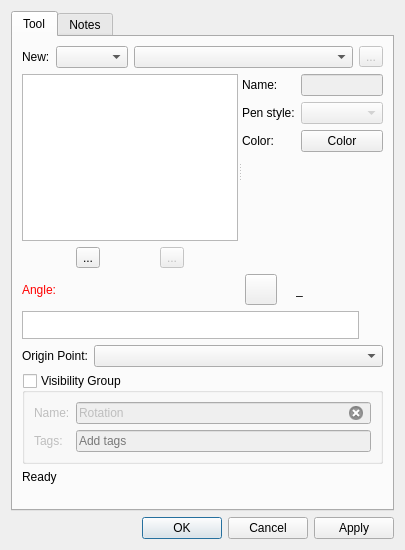
First picture: the form in src/libs/vtools/dialogs/tools/dialogrotation.ui, repository equinox-patterns/Ostara, before the edit.
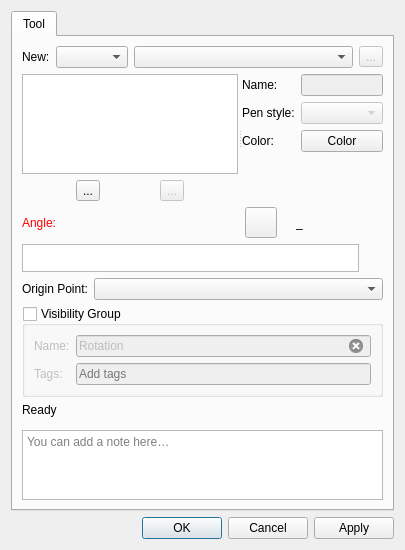
Second picture: the form after the edit. Icons and pictures are not drawn. Custom widgets are drawn as their Qt base class.

Commit message: Dialog tools : notes → Tool, onglet Point, base point retiré

Diff of the .ui file:
```diff
--- a/src/libs/vtools/dialogs/tools/dialogrotation.ui
+++ b/src/libs/vtools/dialogs/tools/dialogrotation.ui
@@ -445,27 +445,43 @@
         </widget>
        </item>
        <item>
-        <spacer name="verticalSpacer">
-         <property name="orientation">
-          <enum>Qt::Orientation::Vertical</enum>
+        <layout class="QHBoxLayout" name="notesSeparatorLayout">
+         <property name="leftMargin">
+          <number>33</number>
          </property>
-         <property name="sizeHint" stdset="0">
-          <size>
-           <width>20</width>
-           <height>40</height>
-          </size>
+         <property name="rightMargin">
+          <number>33</number>
          </property>
-        </spacer>
+         <item>
+          <widget class="QFrame" name="notesSeparator">
+           <property name="minimumSize">
+            <size>
+             <width>0</width>
+             <height>1</height>
+            </size>
+           </property>
+           <property name="maximumSize">
+            <size>
+             <width>16777215</width>
+             <height>1</height>
+            </size>
+           </property>
+          </widget>
+         </item>
+        </layout>
        </item>
-      </layout>
-     </widget>
-     <widget class="QWidget" name="tab_2">
-      <attribute name="title">
-       <string>Notes</string>
-      </attribute>
-      <layout class="QVBoxLayout" name="verticalLayout_3">
        <item>
-        <widget class="QPlainTextEdit" name="plainTextEditToolNotes"/>
+        <widget class="QPlainTextEdit" name="plainTextEditToolNotes">
+         <property name="placeholderText">
+          <string>You can add a note here…</string>
+         </property>
+         <property name="maximumSize">
+          <size>
+           <width>16777215</width>
+           <height>100</height>
+          </size>
+         </property>
+        </widget>
        </item>
       </layout>
      </widget>
```
The commit also changes 77 other files.
